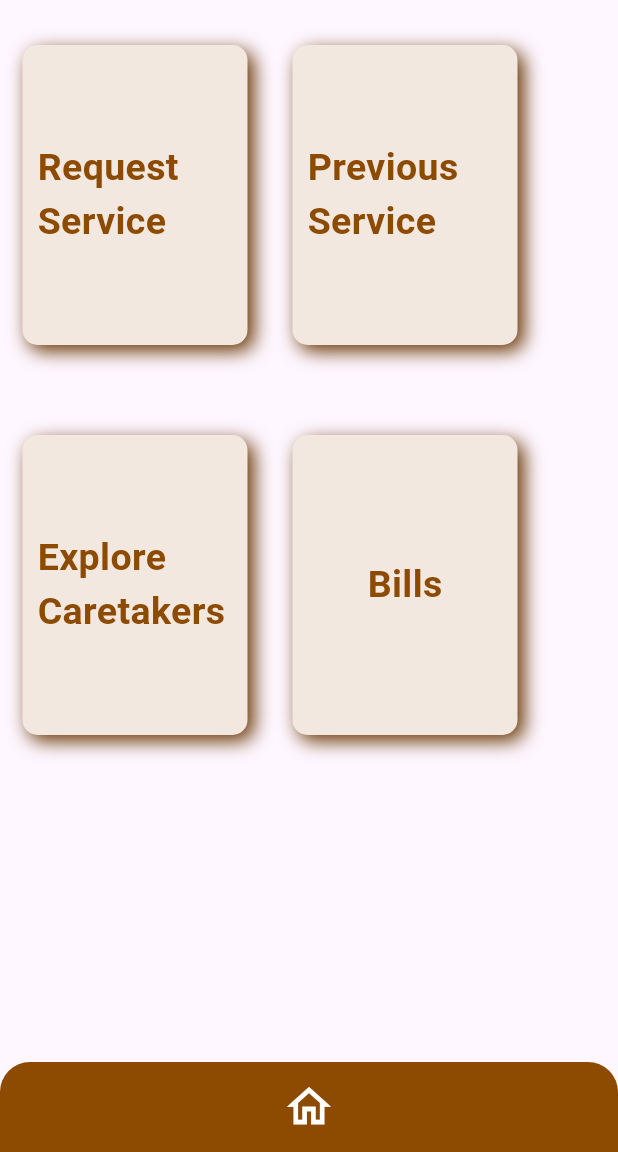
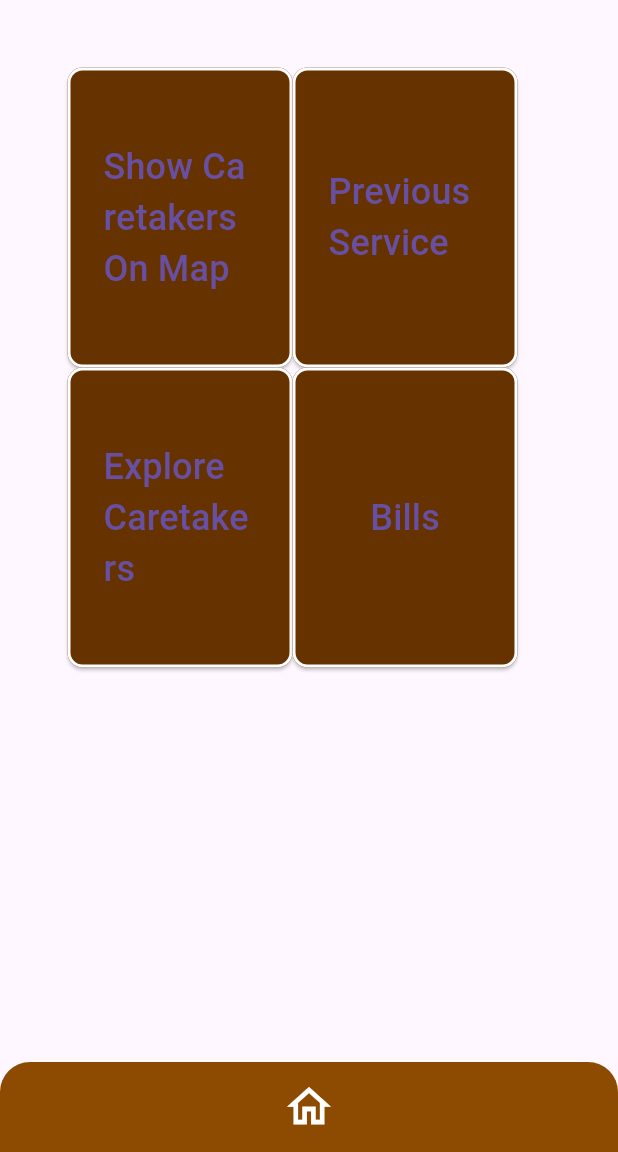
Before and after one commit to BerkeKoralp/MPati-Mobile-APP, a Flutter app: the screen it shows once a user with an empty profile is signed in, on a phone screen of 412 x 824 dp, the part 84-1236 px from its top. Run offline on Flutter 3.47's test engine with Material 3 defaults, Android fonts, the phone set to English and light mode, and no system bars; our stand-ins replace cloud_firestore, firebase_auth, firebase_core, firebase_storage, flutter_map, flutter_riverpod and 5 more; accounts and stored records are empty; network calls fail.

```diff
--- a/lib/ServiceBoxElements.dart
+++ b/lib/ServiceBoxElements.dart
@@ -1,4 +1,7 @@
 import 'package:flutter/cupertino.dart';
+import 'package:flutter_riverpod/flutter_riverpod.dart';
+import 'package:mpati_pet_care/features/map/controller/map_controller.dart';
+import 'package:routemaster/routemaster.dart';
 
 import 'core/common/service_container.dart';
 
@@ -16,19 +19,45 @@ class Services extends StatelessWidget {
   @override
   Widget build(BuildContext context) {
     return Column(
+
       children: [
         Row(
           children: [
-            ServiceBox(nameOfBox: firstBox)
-            ,ServiceBox(nameOfBox: secondBox)
+            MapServiceButton(firstBox: firstBox),
+            ServiceBox(nameOfBox: secondBox,onPressed: () {
+
+            },)
           ],
         ),
         Row(children: [
-          ServiceBox(nameOfBox: thirdBox)
-          ,ServiceBox(nameOfBox: fourthBox)
+          ServiceBox(nameOfBox: thirdBox,onPressed: () {
+
+          },)
+          ,ServiceBox(nameOfBox: fourthBox,onPressed: () {
+
+          },)
         ],
         )
       ],
     );
   }
 }
+
+class MapServiceButton extends ConsumerWidget {
+  const MapServiceButton({
+    super.key,
+    required this.firstBox,
+  });
+
+  final String firstBox;
+  void serviceRequest(BuildContext context, WidgetRef ref){
+    ref.watch(mapControllerProvider).determinePositionOfUser(context);
+  }
+  @override
+  Widget build(BuildContext context,WidgetRef ref) {
+    return ServiceBox(
+      //Request Service button
+        nameOfBox: firstBox,
+        onPressed: () =>  Routemaster.of(context).push('/map-screen'));
+  }
+}
--- a/lib/core/common/service_container.dart
+++ b/lib/core/common/service_container.dart
@@ -2,42 +2,29 @@ import 'package:flutter/material.dart';
 import 'package:mpati_pet_care/theme/palette.dart';
 
 class ServiceBox extends StatelessWidget {
-  final String nameOfBox;
-  final Function? onTap;
-  const ServiceBox({super.key, required this.nameOfBox, this.onTap});
-
+   VoidCallback? onPressed;
+   final String nameOfBox ;
+  // Named constructor that accepts a function
+  ServiceBox({ this.onPressed, required this.nameOfBox});
   @override
   Widget build(BuildContext context) {
- return  Padding(
-   padding: const EdgeInsets.only(left: 15,right: 15,top: 30,bottom: 30),
-   child: GestureDetector(
-     onTap: () => onTap,
-     child: Container(
-       width: 150.0,
-       height: 200.0,
-
-       padding: EdgeInsets.all(10.0),
-       decoration: BoxDecoration(
-         color: Palette.whiteBrown1,
-         borderRadius: BorderRadius.circular(10.0),
-         boxShadow: [
-           BoxShadow(
-             color: Palette.darkBrown1,
-             offset: Offset(4, 4),
-             blurRadius: 10,
-           ),
-         ],
-       ),
-       alignment: Alignment.center,
-       child: Text(
-         nameOfBox,
-         style: TextStyle(
-             color: Palette.nutellaBrown,
-             fontSize: 25,
-             fontWeight: FontWeight.bold),
-       ),
-     ),
-   ),
- );
+    return SizedBox(
+      width: 150.0, // Width of the button
+      height: 200.0, // Height of the button
+      child: ElevatedButton(
+        onPressed: onPressed,
+        child: Text(nameOfBox,
+        style: TextStyle(
+          fontSize: 24
+        ),),
+        style: ElevatedButton.styleFrom(
+          backgroundColor: Palette.darkBrown1,
+          shape: RoundedRectangleBorder( // Adds a border to the button
+            borderRadius: BorderRadius.circular(10), // Border radius
+            side: BorderSide(color: Colors.white, width: 2.0), // Border width and color
+          ),// Text color
+        ),
+      ),
+    );
   }
 }
--- a/lib/features/home/home_page.dart
+++ b/lib/features/home/home_page.dart
@@ -65,14 +65,19 @@ class _HomeScreenState extends ConsumerState<HomeScreen> {
       body:
       SingleChildScrollView(
         //Main Column Elements
-        child: Column(
-          children: [
-            Services(
-                firstBox: "Request Service",secondBox: "Previous Service",
-                thirdBox: "Explore Caretakers",fourthBox: "Bills"
-            ),
-
-          ],
+        child: Padding(
+          padding: const EdgeInsets.all(45.0),
+          child: Column(
+            children: [
+              Services(
+                  firstBox: "Show Caretakers\nOn Map",
+                  secondBox: "Previous Service",
+                  thirdBox: "Explore Caretakers",
+                  fourthBox: "Bills"
+              ),
+              //Other thins can be put here
+            ],
+          ),
         ),
       ),
       bottomNavigationBar:  NavigationBarPet(),
--- a/lib/models/user_model.dart
+++ b/lib/models/user_model.dart
@@ -1,8 +1,7 @@
 
 import 'dart:convert';
-import 'dart:ffi';
+import 'dart:core';
 
-import 'pet_model.dart';
 class  UserModel {
   final String? name;
   final String? mail;
@@ -13,6 +12,8 @@ class  UserModel {
   final bool? isAuthenticated;
   final String? address;
   final String? type;
+  final List<String> bills;
+  final List<String> pets;
 
 //<editor-fold desc="Data Methods">
   const UserModel({
@@ -25,6 +26,8 @@ class  UserModel {
     this.isAuthenticated,
     this.address,
     this.type,
+    required this.bills,
+    required this.pets,
   });
 
   @override
@@ -40,7 +43,9 @@ class  UserModel {
           balance == other.balance &&
           isAuthenticated == other.isAuthenticated &&
           address == other.address &&
-          type == other.type);
+          type == other.type &&
+          bills == other.bills &&
+          pets == other.pets);
 
   @override
   int get hashCode =>
@@ -52,7 +57,9 @@ class  UserModel {
       balance.hashCode ^
       isAuthenticated.hashCode ^
       address.hashCode ^
-      type.hashCode;
+      type.hashCode ^
+      bills.hashCode ^
+      pets.hashCode;
 
   @override
   String toString() {
@@ -66,6 +73,8 @@ class  UserModel {
         ' isAuthenticated: $isAuthenticated,' +
         ' address: $address,' +
         ' type: $type,' +
+        ' bills: $bills,' +
+        ' pets: $pets,' +
         '}';
   }
 
@@ -79,6 +88,8 @@ class  UserModel {
     bool? isAuthenticated,
     String? address,
     String? type,
+    List<String>? bills,
+    List<String>? pets,
   }) {
     return UserModel(
       name: name ?? this.name,
@@ -90,6 +101,8 @@ class  UserModel {
       isAuthenticated: isAuthenticated ?? this.isAuthenticated,
       address: address ?? this.address,
       type: type ?? this.type,
+      bills: bills ?? this.bills,
+      pets: pets ?? this.pets,
     );
   }
 
@@ -104,24 +117,29 @@ class  UserModel {
       'isAuthenticated': this.isAuthenticated,
       'address': this.address,
       'type': this.type,
+      'bills': this.bills,
+      'pets': this.pets,
     };
   }
 
   factory UserModel.fromMap(Map<String, dynamic> map) {
     return UserModel(
-      name: map['name'] ?? '',
-      mail: map['mail'] ?? '',
-      password: map['password'] ?? '',
-      profilePic: map['profilePic'] ?? '',
-      uid: map['uid'] ?? '',
-      balance: map['balance']?.toInt() ?? 0 ,
-      isAuthenticated: map['isAuthenticated'] ?? false,
-      address: map['address'] ?? '',
-      type: map['type'] ?? '',
+      name: map['name']  ?? '',
+      mail: map['mail']  ?? '',
+      password: map['password']  ?? '',
+      profilePic: map['profilePic']  ?? '',
+      uid: map['uid']  ?? '',
+      balance: map['balance']  ?? '',
+      isAuthenticated: map['isAuthenticated']  ?? '',
+      address: map['address']  ?? '',
+      type: map['type']  ?? '',
+      bills:(map['bills'] != null) ? List<String>.from(map['bills']) : [],
+      pets: (map['pets'] != null) ? List<String>.from(map['pets']) : [],
     );
   }
   String toJson() => json.encode(toMap());
 
   factory UserModel.fromJson(String source) => UserModel.fromMap(json.decode(source));
+
 //</editor-fold>
 }
--- a/lib/router.dart
+++ b/lib/router.dart
@@ -2,17 +2,26 @@
 
 //loggenIn
 import 'package:flutter/material.dart';
+import 'package:mpati_pet_care/features/authentication/screens/create_account_screen.dart';
 import 'package:mpati_pet_care/features/authentication/screens/login_screen.dart';
 import 'package:mpati_pet_care/features/home/home_page.dart';
+import 'package:mpati_pet_care/features/map/repository/map_code.dart';
 import 'package:routemaster/routemaster.dart';
+
+import 'features/map/screen/map_screen.dart';
 
 final loggedOutRoute = RouteMap(
     routes: {
-      '/' : (_) => const MaterialPage(child: LoginScreen())
+      '/' : (_) => const MaterialPage(child: LoginScreen()),
+      '/create-account' :(_) => MaterialPage(
+          child: CreateAccountScreen(
+          )
+      )
     }
 );
 final loggedInRoute = RouteMap(
     routes: {
-      '/' : (_) => const MaterialPage(child: HomeScreen())
+      '/' : (_) => const MaterialPage(child: HomeScreen()),
+      '/map-screen': (_) =>  const MaterialPage(child: MapScreenCustom())
     }
 );
--- a/pubspec.yaml
+++ b/pubspec.yaml
@@ -43,7 +43,9 @@ dependencies:
   flutter_riverpod: ^2.0.2
   fpdart: ^1.1.0
   routemaster: ^1.0.1
-  google_maps_flutter: ^2.5.3
+  flutter_map: ^0.14.0
+  geolocator: ^7.6.0
+  latlong2: ^0.8.1
 
 dev_dependencies:
   flutter_test:
```
Also changed, not shown: lib/core/common/login_email_button.dart (added, +52 -0 lines), lib/features/authentication/controller/auth_controller.dart (+8 -1 lines), lib/features/authentication/repository/auth_repository.dart (+11 -1 lines), lib/features/authentication/screens/create_account_screen.dart (added, +53 -0 lines), lib/features/authentication/screens/login_screen.dart (+4 -14 lines), lib/features/map/controller/map_controller.dart (added, +44 -0 lines), lib/features/map/repository/map_repository.dart (added, +78 -0 lines), lib/features/map/screen/map_screen.dart (added, +62 -0 lines), lib/models/bill_model.dart (added, +63 -0 lines), lib/models/pet_owner_model.dart (deleted, +0 -65 lines), pubspec.lock, 3 other files.
